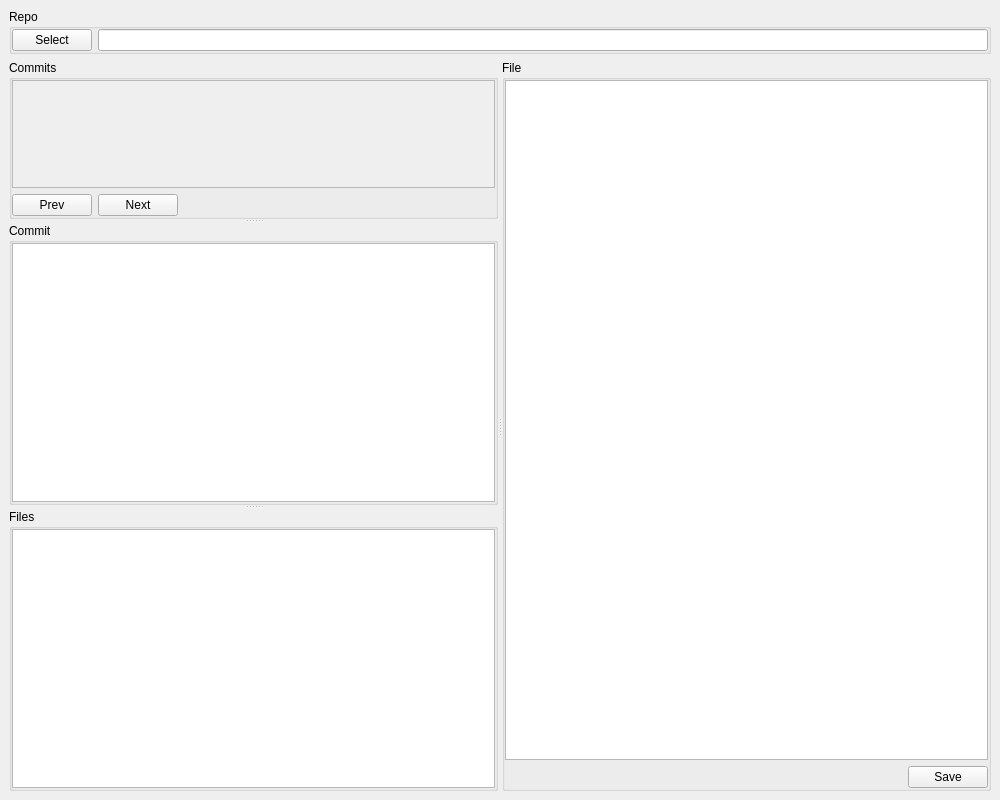
This is mainwindow.ui in mugiseyebrows/gitshow as Qt 5 draws it before an edit. The edited form follows.
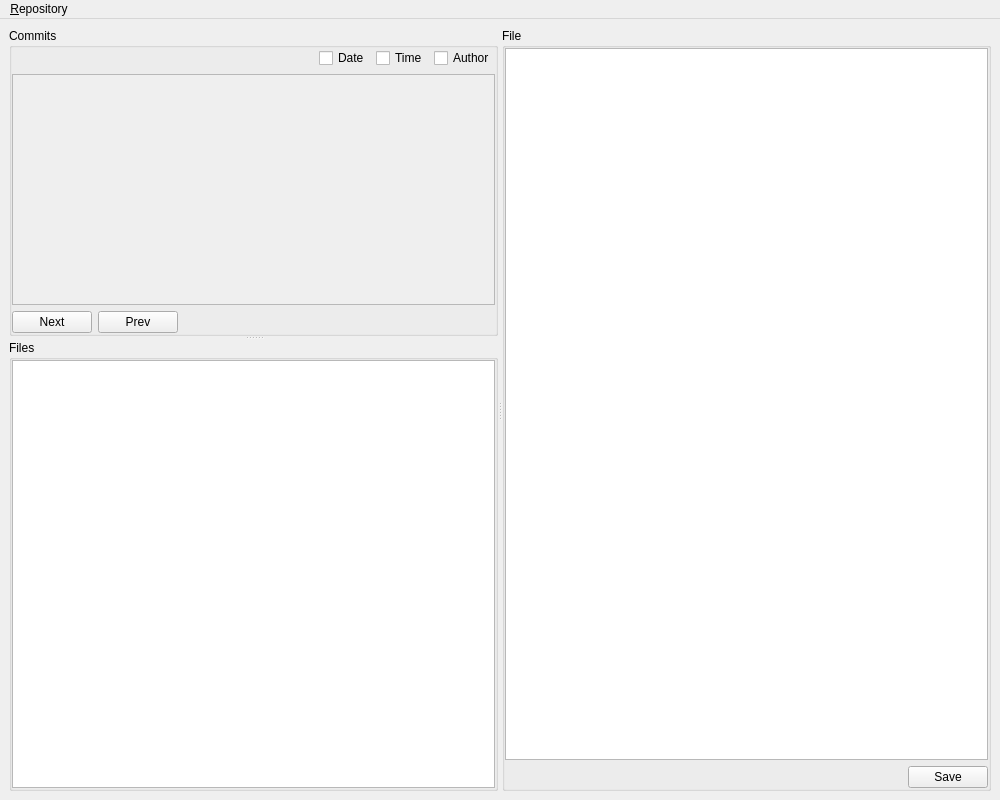
This is the edited form.

Commit message: date, time, author

The edit to the form file:
```diff
--- a/mainwindow.ui
+++ b/mainwindow.ui
@@ -14,38 +14,7 @@
    <string>git show</string>
   </property>
   <widget class="QWidget" name="centralwidget">
-   <layout class="QVBoxLayout" name="verticalLayout_5" stretch="0,1">
-    <item>
-     <widget class="QGroupBox" name="groupBox_5">
-      <property name="title">
-       <string>Repo</string>
-      </property>
-      <layout class="QHBoxLayout" name="horizontalLayout_2">
-       <property name="leftMargin">
-        <number>0</number>
-       </property>
-       <property name="topMargin">
-        <number>0</number>
-       </property>
-       <property name="rightMargin">
-        <number>0</number>
-       </property>
-       <property name="bottomMargin">
-        <number>0</number>
-       </property>
-       <item>
-        <widget class="QPushButton" name="select">
-         <property name="text">
-          <string>Select</string>
-         </property>
-        </widget>
-       </item>
-       <item>
-        <widget class="QLineEdit" name="repo"/>
-       </item>
-      </layout>
-     </widget>
-    </item>
+   <layout class="QVBoxLayout" name="verticalLayout_5">
     <item>
      <widget class="QSplitter" name="horizontalSplitter">
       <property name="orientation">
@@ -72,6 +41,44 @@
          <property name="bottomMargin">
           <number>0</number>
          </property>
+         <item>
+          <layout class="QHBoxLayout" name="horizontalLayout_4">
+           <item>
+            <spacer name="horizontalSpacer_3">
+             <property name="orientation">
+              <enum>Qt::Horizontal</enum>
+             </property>
+             <property name="sizeHint" stdset="0">
+              <size>
+               <width>40</width>
+               <height>20</height>
+              </size>
+             </property>
+            </spacer>
+           </item>
+           <item>
+            <widget class="QCheckBox" name="showDate">
+             <property name="text">
+              <string>Date</string>
+             </property>
+            </widget>
+           </item>
+           <item>
+            <widget class="QCheckBox" name="showTime">
+             <property name="text">
+              <string>Time</string>
+             </property>
+            </widget>
+           </item>
+           <item>
+            <widget class="QCheckBox" name="showAuthor">
+             <property name="text">
+              <string>Author</string>
+             </property>
+            </widget>
+           </item>
+          </layout>
+         </item>
          <item>
           <widget class="QScrollArea" name="commits">
            <property name="widgetResizable">
@@ -82,8 +89,8 @@
              <rect>
               <x>0</x>
               <y>0</y>
-              <width>481</width>
-              <height>195</height>
+              <width>482</width>
+              <height>239</height>
              </rect>
             </property>
            </widget>
@@ -91,13 +98,6 @@
          </item>
          <item>
           <layout class="QHBoxLayout" name="horizontalLayout">
-           <item>
-            <widget class="QPushButton" name="prevCommit">
-             <property name="text">
-              <string>Prev</string>
-             </property>
-            </widget>
-           </item>
            <item>
             <widget class="QPushButton" name="nextCommit">
              <property name="text">
@@ -105,6 +105,13 @@
              </property>
             </widget>
            </item>
+           <item>
+            <widget class="QPushButton" name="prevCommit">
+             <property name="text">
+              <string>Prev</string>
+             </property>
+            </widget>
+           </item>
            <item>
             <spacer name="horizontalSpacer_2">
              <property name="orientation">
@@ -122,34 +129,6 @@
          </item>
         </layout>
        </widget>
-       <widget class="QGroupBox" name="groupBox_3">
-        <property name="title">
-         <string>Commit</string>
-        </property>
-        <layout class="QVBoxLayout" name="verticalLayout_3">
-         <property name="leftMargin">
-          <number>0</number>
-         </property>
-         <property name="topMargin">
-          <number>0</number>
-         </property>
-         <property name="rightMargin">
-          <number>0</number>
-         </property>
-         <property name="bottomMargin">
-          <number>0</number>
-         </property>
-         <item>
-          <widget class="QPlainTextEdit" name="commit">
-           <property name="font">
-            <font>
-             <family>Liberation Mono</family>
-            </font>
-           </property>
-          </widget>
-         </item>
-        </layout>
-       </widget>
        <widget class="QGroupBox" name="groupBox_2">
         <property name="title">
          <string>Files</string>
@@ -241,9 +220,16 @@
      <x>0</x>
      <y>0</y>
      <width>1000</width>
-     <height>21</height>
+     <height>25</height>
     </rect>
    </property>
+   <widget class="QMenu" name="menuFile">
+    <property name="title">
+     <string>&amp;Repository</string>
+    </property>
+    <addaction name="openRepository"/>
+   </widget>
+   <addaction name="menuFile"/>
   </widget>
  </widget>
  <resources/>
```
Left out of the diff: 8 changed lines with no effect on the pictures. The commit also changes 6 other files.
